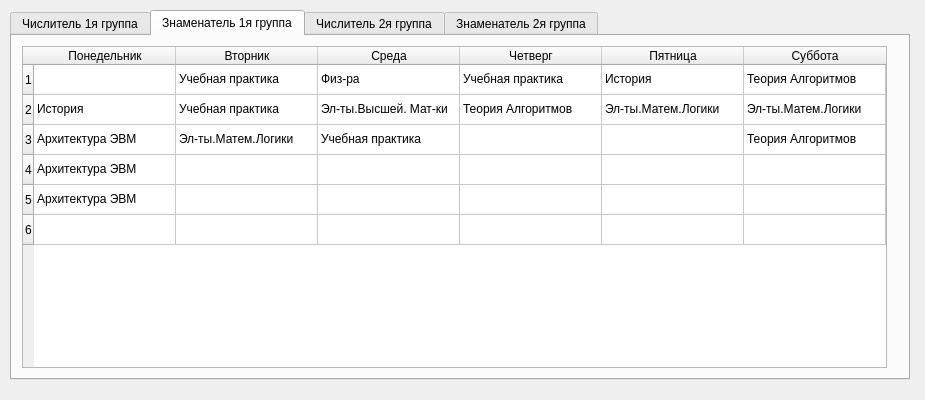
Old version of the form mainwindow.ui in the repository ShoshiDeveloper/Timetable.
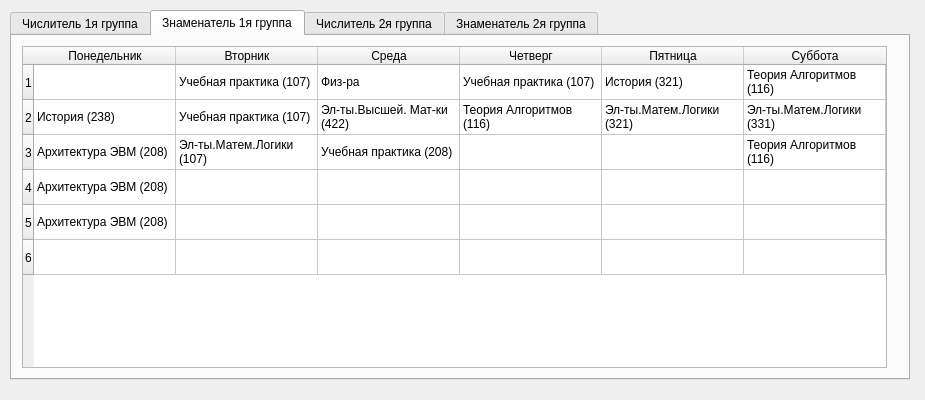
New version of the form. The open tabs and pages were chosen to show the change.

Commit message: Добавил номера кабинетов

The edit to the form file:
```diff
--- a/mainwindow.ui
+++ b/mainwindow.ui
@@ -223,6 +223,9 @@
       <attribute name="horizontalHeaderDefaultSectionSize">
        <number>142</number>
       </attribute>
+      <attribute name="verticalHeaderDefaultSectionSize">
+       <number>35</number>
+      </attribute>
       <row>
        <property name="text">
         <string>1</string>
@@ -290,7 +293,7 @@
       </item>
       <item row="0" column="1">
        <property name="text">
-        <string>Учебная практика</string>
+        <string>Учебная практика (107)</string>
        </property>
       </item>
       <item row="0" column="2">
@@ -300,77 +303,77 @@
       </item>
       <item row="0" column="3">
        <property name="text">
-        <string>Учебная практика</string>
+        <string>Учебная практика (107)</string>
        </property>
       </item>
       <item row="0" column="4">
        <property name="text">
-        <string>История</string>
+        <string>История (321)</string>
        </property>
       </item>
       <item row="0" column="5">
        <property name="text">
-        <string>Теория Алгоритмов</string>
+        <string>Теория Алгоритмов (116)</string>
        </property>
       </item>
       <item row="1" column="0">
        <property name="text">
-        <string>История</string>
+        <string>История (238)</string>
        </property>
       </item>
       <item row="1" column="1">
        <property name="text">
-        <string>Учебная практика</string>
+        <string>Учебная практика (107)</string>
        </property>
       </item>
       <item row="1" column="2">
        <property name="text">
-        <string>Эл-ты.Высшей. Мат-ки</string>
+        <string>Эл-ты.Высшей. Мат-ки (422)</string>
        </property>
       </item>
       <item row="1" column="3">
        <property name="text">
-        <string>Теория Алгоритмов</string>
+        <string>Теория Алгоритмов (116)</string>
        </property>
       </item>
       <item row="1" column="4">
        <property name="text">
-        <string>Эл-ты.Матем.Логики</string>
+        <string>Эл-ты.Матем.Логики (321)</string>
        </property>
       </item>
       <item row="1" column="5">
        <property name="text">
-        <string>Эл-ты.Матем.Логики</string>
+        <string>Эл-ты.Матем.Логики  (331)</string>
        </property>
       </item>
       <item row="2" column="0">
        <property name="text">
-        <string>Архитектура ЭВМ</string>
+        <string>Архитектура ЭВМ (208)</string>
        </property>
       </item>
       <item row="2" column="1">
        <property name="text">
-        <string>Эл-ты.Матем.Логики</string>
+        <string>Эл-ты.Матем.Логики (107)</string>
        </property>
       </item>
       <item row="2" column="2">
        <property name="text">
-        <string>Учебная практика</string>
+        <string>Учебная практика (208)</string>
        </property>
       </item>
       <item row="2" column="5">
        <property name="text">
-        <string>Теория Алгоритмов</string>
+        <string>Теория Алгоритмов (116)</string>
        </property>
       </item>
       <item row="3" column="0">
        <property name="text">
-        <string>Архитектура ЭВМ</string>
+        <string>Архитектура ЭВМ (208)</string>
        </property>
       </item>
       <item row="4" column="0">
        <property name="text">
-        <string>Архитектура ЭВМ</string>
+        <string>Архитектура ЭВМ (208)</string>
        </property>
       </item>
       <item row="5" column="0">
```
Left out of the diff: 99 changed lines with no effect on the pictures. The commit also changes 2 other files.
